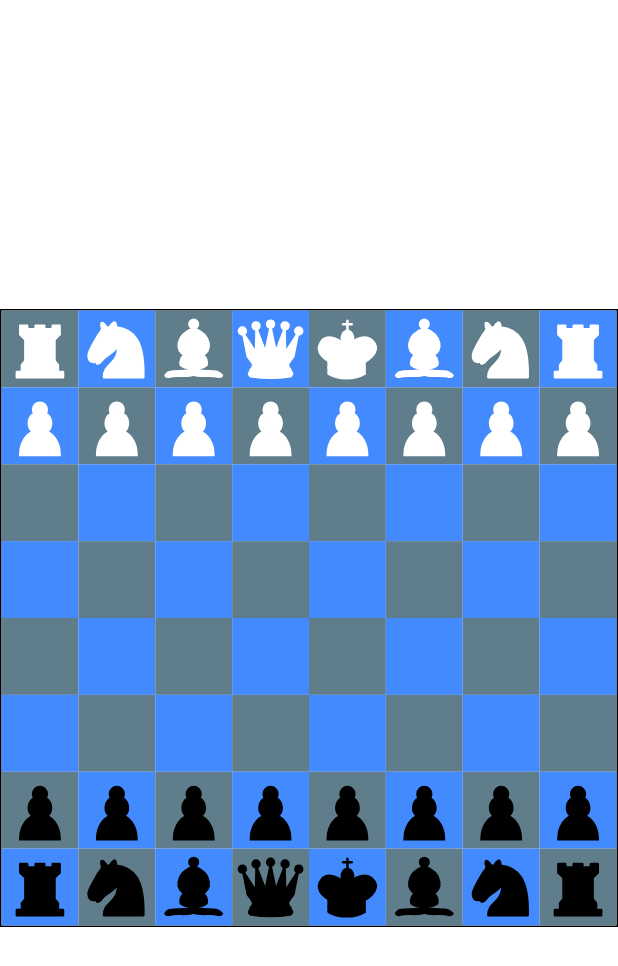
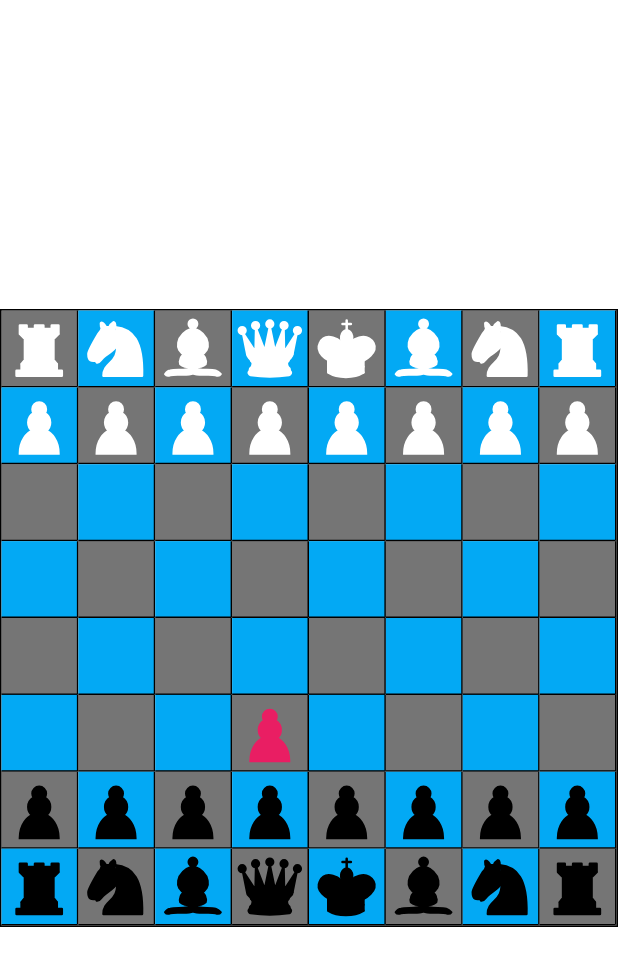
Before and after one commit to Jeeva111/flutter-chess-with-gemini, a Flutter app: the screen it shows after launch, on a phone screen of 412 x 824 dp. Shown: the top 966 px of the screen. Run offline on Flutter 3.47's test engine with Material 3 defaults, Android fonts, the phone set to English and light mode, and no system bars; our stand-ins replace flutter_svg.

Commit message:
Pawn select and highlight valid moves

```diff
--- a/lib/board.dart
+++ b/lib/board.dart
@@ -1,7 +1,14 @@
+import 'package:chess/component/vector2.dart';
+import 'package:chess/pieces/classic_piece.dart';
+import 'package:flutter/material.dart';
+
 import 'package:chess/boards/chess_board.dart';
 import 'package:chess/pieces/chess_piece.dart';
 import 'package:chess/const.dart';
-import 'package:flutter/material.dart';
+
+typedef ListOfMoves = List<List<int>>;
+
+Vector2 vector2InitPos() => Vector2.init();
 
 class RenderBoard extends StatefulWidget {
   final ChessBoard chessBoard;
@@ -15,20 +22,58 @@ class RenderBoard extends StatefulWidget {
 class _RenderBoardState extends State<RenderBoard> {
   bool isSelected = false;
   late ListOfChessPieces chessPieces;
-  ({
-    int x,
-    int y
-  }) selectedPiece = (
-    x: -1,
-    y: -1
-  );
+  Vector2 selectedPiecePos = vector2InitPos();
   @override
   void initState() {
     super.initState();
     chessPieces = ChessPiece.generateChessPiece(widget.chessPieces);
+    chessPieces[5][3] = ClassicChessPiece().pawn;
   }
 
-  void generateChessPieces() {}
+  List<Vector2> validMoves = [];
+
+  bool isInBoard(Vector2 coords) => (coords.x >= 0 && coords.x < 8) && (coords.y >= 0 && coords.y < 8);
+
+  // Calculate raw valid moves
+  List<Vector2> calculateRawValidMoves(Vector2 coords, ChessPieceData piece) {
+    List<Vector2> candidateMoves = [];
+    int direction = piece.isPlayer1 ? 1 : -1;
+
+    switch (piece.type) {
+      case ChessPieceType.rook:
+      // TODO: Handle this case.
+      case ChessPieceType.knight:
+      // TODO: Handle this case.
+      case ChessPieceType.bishop:
+      // TODO: Handle this case.
+      case ChessPieceType.queen:
+      // TODO: Handle this case.
+      case ChessPieceType.king:
+      // TODO: Handle this case.
+      case ChessPieceType.pawn:
+
+        // pawns can move forward
+        if (isInBoard(coords.addX(direction)) && chessPieces[coords.x + direction][coords.y] == null) {
+          candidateMoves.add(coords.addX(direction));
+        }
+        // if pawn first move check two boxes is valid
+        if ((coords.x == 1 && piece.isPlayer1) || (coords.x == 6 && !piece.isPlayer1)) {
+          if (isInBoard(coords.addX((2 * direction))) && chessPieces[coords.x + (2 * direction)][coords.y] == null && chessPieces[coords.x + direction][coords.y] == null) {
+            candidateMoves.add(coords.addX(2 * direction));
+          }
+        }
+        // check is there any piece diagonally to kill 🔪 left side
+        if (isInBoard(coords.addXY(direction, -1)) && chessPieces[coords.x + direction][coords.y - 1] != null && chessPieces[coords.x + direction][coords.y - 1]!.isPlayer1) {
+          candidateMoves.add(coords.addXY(direction, -1));
+        }
+
+        // check is there any piece diagonally to kill 🔪 right side
+        if (isInBoard(coords.addXY(direction, 1)) && chessPieces[coords.x + direction][coords.y + 1] != null && chessPieces[coords.x + direction][coords.y + 1]!.isPlayer1) {
+          candidateMoves.add(coords.addXY(direction, 1));
+        }
+    }
+    return candidateMoves;
+  }
 
   @override
   Widget build(BuildContext context) {
@@ -42,16 +87,29 @@ class _RenderBoardState extends State<RenderBoard> {
           int x = index ~/ Chess.boxes;
           int y = index % Chess.boxes;
           bool isOddBox = (x + y) % 2 == 0;
+
+          bool isValidMove = false;
+          for (var pos in validMoves) {
+            if (pos.x == x && pos.y == y) {
+              isValidMove = true;
+            }
+          }
           return GestureDetector(
               onTap: () {
-                setState(() {
-                  selectedPiece = (
-                    x: x,
-                    y: y
-                  );
-                });
+                if (chessPieces[x][y] != null) {
+                  setState(() {
+                    selectedPiecePos = Vector2(x, y);
+                    // selectedPiece = (
+                    //   x: x,
+                    //   y: y
+                    // );
+                  });
+
+                  // if a piece is selected, calculate valid moves
+                  validMoves = calculateRawValidMoves(selectedPiecePos, chessPieces[x][y]!);
+                }
               },
-              child: widget.chessBoard.render(ChessBoardRenderParams(index: index, isOddBox: isOddBox, isSelected: selectedPiece.x == x && selectedPiece.y == y, chessPiece: chessPieces[x][y])));
+              child: widget.chessBoard.render(ChessBoardRenderParams(index: index, isOddBox: isOddBox, isSelected: selectedPiecePos.x == x && selectedPiecePos.y == y, chessPiece: chessPieces[x][y], isValidMove: isValidMove)));
         },
       ),
     );
--- a/lib/boards/chess_board.dart
+++ b/lib/boards/chess_board.dart
@@ -6,11 +6,13 @@ interface class ChessBoardRenderParams {
   final int index;
   final bool isOddBox;
   final bool isSelected;
+  final bool isValidMove;
   final ChessPieceData? chessPiece;
   const ChessBoardRenderParams({
     required this.index,
     required this.isOddBox,
     required this.isSelected,
+    required this.isValidMove,
     this.chessPiece,
   });
 }
--- /dev/null
+++ b/lib/component/vector2.dart
@@ -0,0 +1,19 @@
+class Vector2 {
+  int x;
+  int y;
+
+  Vector2(this.x, this.y);
+
+  factory Vector2.init() => Vector2(-1, -1);
+
+  @override
+  String toString() => "($x, $y)";
+
+  Vector2 copyWith() => Vector2(x, y);
+
+  Vector2 addX(int x) => Vector2(this.x + x, y);
+
+  Vector2 addY(int y) => Vector2(x, this.y + y);
+
+  Vector2 addXY(int x, int y) => Vector2(this.x + x, this.y + y);
+}
--- a/lib/pieces/chess_piece.dart
+++ b/lib/pieces/chess_piece.dart
@@ -6,14 +6,15 @@ class ChessPieceData {
   final String icon;
   final String firstLetter;
   Color? color;
-  ChessPieceData({required this.type, required this.icon, required this.firstLetter, this.color = Colors.pink});
+  bool isPlayer1;
+  ChessPieceData({required this.type, required this.icon, required this.firstLetter, this.color = Colors.pink, this.isPlayer1 = true});
 
   @override
   String toString() {
-    return "type: $type, icon: $icon, firstLetter: $firstLetter, color: $color";
+    return "type: $type, icon: $icon, firstLetter: $firstLetter, color: $color, isPlayer1: $isPlayer1";
   }
 
-  ChessPieceData copyWith(Color color) => ChessPieceData(type: type, icon: icon, firstLetter: firstLetter, color: color);
+  ChessPieceData copyWith(Color color, [bool isPlayer1 = true]) => ChessPieceData(type: type, icon: icon, firstLetter: firstLetter, color: color, isPlayer1: isPlayer1);
 }
 
 typedef ListOfChessPieces = List<List<ChessPieceData?>>;
@@ -69,7 +70,7 @@ class ChessPiece {
     for (var i = 0; i < listOfPieces.length; i++) {
       ChessPieceData player1 = listOfPieces[i].copyWith(pieces.colors.$1);
       listOfChessPieces[0][i] = player1;
-      ChessPieceData player2 = listOfPieces[i].copyWith(pieces.colors.$2);
+      ChessPieceData player2 = listOfPieces[i].copyWith(pieces.colors.$2, false);
       listOfChessPieces[7][i] = player2;
     }
 
@@ -77,7 +78,7 @@ class ChessPiece {
     for (int i = 0; i < Chess.boxes; i++) {
       ChessPieceData player1 = pieces.pawn.copyWith(pieces.colors.$1);
       listOfChessPieces[1][i] = player1;
-      ChessPieceData player2 = pieces.pawn.copyWith(pieces.colors.$2);
+      ChessPieceData player2 = pieces.pawn.copyWith(pieces.colors.$2, false);
       listOfChessPieces[6][i] = player2;
     }
 
--- a/pubspec.yaml
+++ b/pubspec.yaml
@@ -36,6 +36,7 @@ dependencies:
   # Use with the CupertinoIcons class for iOS style icons.
   cupertino_icons: ^1.0.6
   flutter_svg: ^2.0.10+1
+  vector_math: ^2.1.4
 
 dev_dependencies:
   flutter_test:
```
Also changed, not shown: lib/boards/classic_board.dart (+11 -6 lines), pubspec.lock.
